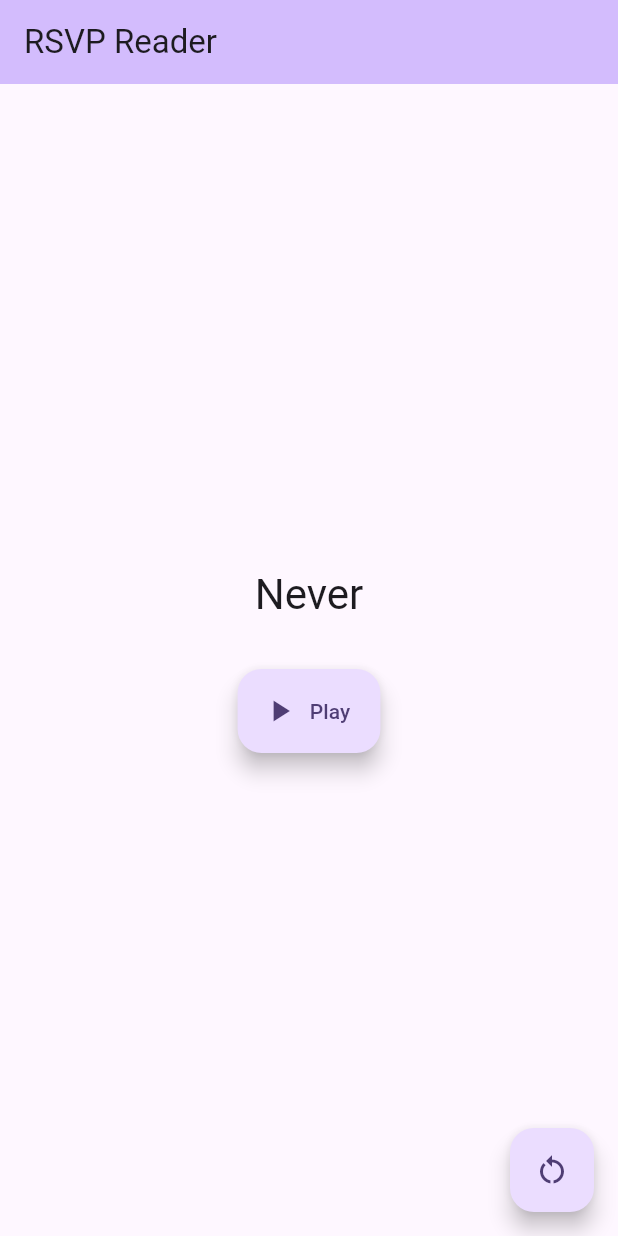
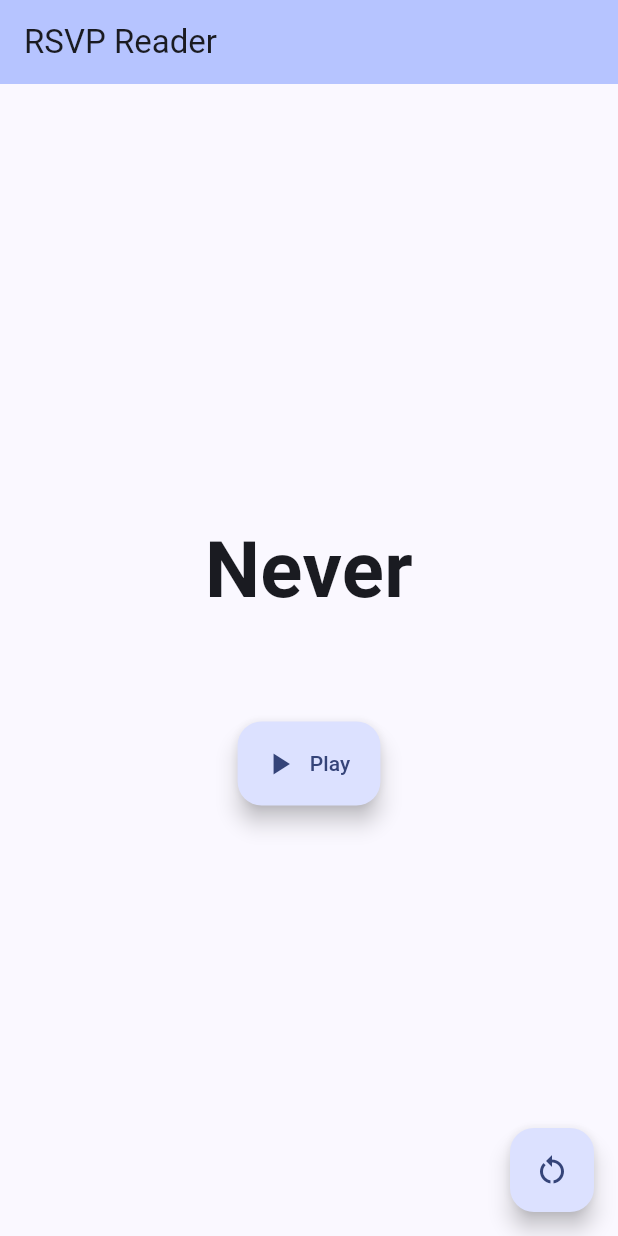
Before and after one commit to AnsonHLau/RSVP-App, a Flutter app: the screen it shows after launch, on a phone screen of 412 x 824 dp. Run offline on Flutter 3.47's test engine with Material 3 defaults, Android fonts, the phone set to English and light mode, and no system bars.

Commit message:
Change font size and weight

```diff
--- a/lib/main.dart
+++ b/lib/main.dart
@@ -29,7 +29,7 @@
         //
         // This works for code too, not just values: Most code changes can be
         // tested with just a hot reload.
-        colorScheme: ColorScheme.fromSeed(seedColor: Colors.deepPurple),
+        colorScheme: ColorScheme.fromSeed(seedColor: const Color.fromARGB(255, 20, 80, 220)),
       ),
       home: const MyHomePage(title: 'RSVP Reader'),
     );
@@ -118,11 +118,11 @@
             children: <Widget>[
               Text(
                 words[_index],
-                style: Theme.of(context).textTheme.headlineMedium,
+                style: const TextStyle(fontSize: 52, fontWeight: FontWeight.w600),
                 textAlign: TextAlign.center,
               ),
               // Play Pause Button
-              const SizedBox(height: 32),
+              const SizedBox(height: 64),
               FloatingActionButton.extended(
                 onPressed: _toggleTimer,
                 tooltip: 'Play/Pause',
```
